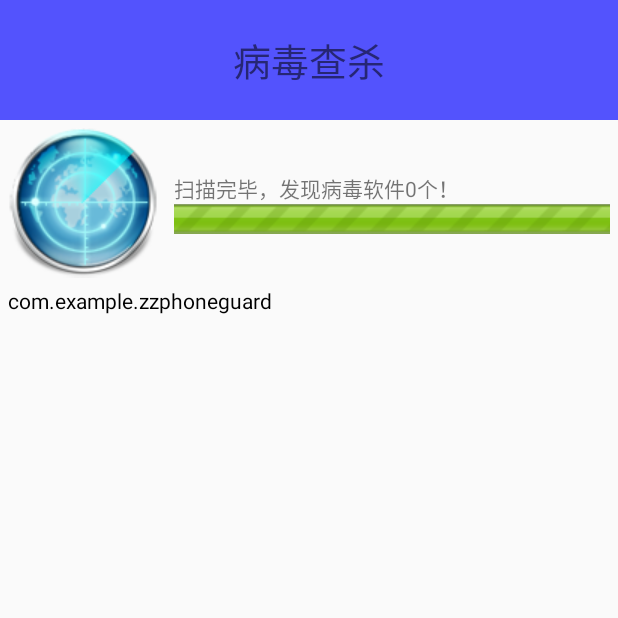
After one commit to KnifeOfLife/ZzPhoneGuard, an Android app: the AntivirusActivity screen opened directly, with no data from a screen before it, on a phone screen of 412 x 824 dp, the top half of it. The commit adds this screen. Run offline under Robolectric (Android 15) with nearby library versions, the phone set to English and light mode, and no system bars.

Commit message:
添加了病毒查杀模块的功能

```diff
--- a/app/build.gradle
+++ b/app/build.gradle
@@ -25,4 +25,5 @@ dependencies {
     compile 'com.android.support:appcompat-v7:23.1.1'
     compile files('libs/support-v4-23.1.1-sources.jar')
     compile files('libs/RootTools.jar')
+    compile files('libs/xUtils-3.3.22.jar')
 }
--- /dev/null
+++ b/app/src/main/java/com/example/zzphoneguard/MyApplication.java
@@ -0,0 +1,18 @@
+package com.example.zzphoneguard;
+
+import android.app.Application;
+
+import org.xutils.x;
+
+/**
+ * Created by 狗蛋儿 on 2016/10/17.
+ */
+public class MyApplication extends Application{
+
+    @Override
+    public void onCreate() {
+        super.onCreate();
+        x.Ext.init(this);
+        x.Ext.setDebug(BuildConfig.DEBUG);
+    }
+}
--- /dev/null
+++ b/app/src/main/java/com/example/zzphoneguard/activity/AntivirusActivity.java
@@ -0,0 +1,276 @@
+package com.example.zzphoneguard.activity;
+
+import android.app.Activity;
+import android.app.AlertDialog;
+import android.app.AlertDialog.Builder;
+import android.content.DialogInterface;
+import android.content.DialogInterface.OnClickListener;
+import android.graphics.Color;
+import android.os.Bundle;
+import android.os.Handler;
+import android.os.Message;
+import android.view.animation.Animation;
+import android.view.animation.Interpolator;
+import android.view.animation.RotateAnimation;
+import android.widget.ImageView;
+import android.widget.LinearLayout;
+import android.widget.ProgressBar;
+import android.widget.TextView;
+import android.widget.Toast;
+
+import com.example.zzphoneguard.R;
+import com.example.zzphoneguard.db.AntivirusDao;
+import com.example.zzphoneguard.engine.AppManagerEngine;
+import com.example.zzphoneguard.mode.AppBean;
+import com.example.zzphoneguard.utils.Md5Utils;
+
+import org.json.JSONException;
+import org.json.JSONObject;
+import org.xutils.common.Callback.CommonCallback;
+import org.xutils.http.RequestParams;
+import org.xutils.x;
+
+import java.util.ArrayList;
+import java.util.List;
+
+/**
+ * Created by 狗蛋儿 on 2016/10/16.
+ * 扫描病毒界面
+ */
+public class AntivirusActivity extends Activity {
+
+    private static final int SCANNING = 0;
+    private static final int FINISH = 1;
+    private static final int MESSAGE = 2;
+    private ImageView iv_scan;
+    private TextView tv_scanAppName;
+    private ProgressBar pb_scan;
+    private LinearLayout ll_results;
+    private RotateAnimation ra;
+    private AntivirusDao dao;
+    private List<AppBean> allApks = new ArrayList<>();
+    private int progress = 0;
+    private boolean isRun = false;
+    private int antivirusNum;
+
+    @Override
+    protected void onCreate(Bundle savedInstanceState) {
+        super.onCreate(savedInstanceState);
+        initView();
+        initAnimation();
+        //startScan();
+        checkAntivirus();//联网检查病毒库最新版本
+    }
+
+    @Override
+    protected void onDestroy() {
+        super.onDestroy();
+        isRun = false;//退出关闭线程
+
+    }
+
+    /**
+     * 联网检查病毒库最新版本
+     */
+    private void checkAntivirus() {
+
+        AlertDialog.Builder ab = new Builder(this);
+        final AlertDialog alertDialog = ab.setTitle("注意")
+                .setMessage("正在云查杀")
+                .create();
+        alertDialog.show();
+        RequestParams params = new RequestParams("http://192.168.1.107:8080/VirusServer/servlet/getversion");
+        params.setConnectTimeout(5000);
+        x.http().get(params, new CommonCallback<String>() {
+            @Override
+            public void onSuccess(String s) {
+                alertDialog.dismiss();
+                int newVersion = Integer.parseInt(s);
+                if (dao.isNewVurus(newVersion)){
+                    //是最新病毒库
+                    alertDialog.dismiss();
+                    startScan();
+                }else {
+                    //不是最新病毒库
+                    updateAntivirus();
+                }
+
+            }
+
+            @Override
+            public void onError(Throwable throwable, boolean b) {
+                alertDialog.dismiss();
+                Toast.makeText(AntivirusActivity.this, "云查杀失败，请检查网络", Toast.LENGTH_SHORT).show();
+                startScan();
+            }
+
+            @Override
+            public void onCancelled(CancelledException e) {
+
+            }
+
+            @Override
+            public void onFinished() {
+
+            }
+        });
+    }
+
+    /**
+     * 更新病毒库
+     */
+    private void updateAntivirus() {
+        AlertDialog.Builder ab = new Builder(this);
+        ab.setMessage("注意")
+                .setMessage("检查到最新病毒库，是否更新？")
+                .setPositiveButton("确定", new OnClickListener() {
+                    @Override
+                    public void onClick(DialogInterface dialog, int which) {
+                        RequestParams params = new RequestParams("http://192.168.1.107:8080/VirusServer/servlet/getviruses");
+                        params.setConnectTimeout(5000);
+                        x.http().get(params, new CommonCallback<String>() {
+                            @Override
+                            public void onSuccess(String s) {
+                                try {
+                                    JSONObject jsonObject = new JSONObject(s);
+                                    String md5 = jsonObject.getString("md5");
+                                    String desc = jsonObject.getString("desc");
+                                    dao.addVirus(md5,desc);
+                                    Toast.makeText(AntivirusActivity.this, "更新病毒库成功", Toast.LENGTH_SHORT).show();
+                                    startScan();
+                                } catch (JSONException e) {
+                                    e.printStackTrace();
+                                }
+                            }
+
+                            @Override
+                            public void onError(Throwable throwable, boolean b) {
+                                Toast.makeText(AntivirusActivity.this, "获取最新病毒库失败", Toast.LENGTH_SHORT).show();
+                                startScan();
+                            }
+
+                            @Override
+                            public void onCancelled(CancelledException e) {
+
+                            }
+
+                            @Override
+                            public void onFinished() {
+
+                            }
+                        });
+                    }
+                })
+                .setNegativeButton("取消", new OnClickListener() {
+                    @Override
+                    public void onClick(DialogInterface dialog, int which) {
+                        startScan();
+                    }
+                })
+                .show();
+    }
+
+    private Handler handler = new Handler() {
+        @Override
+        public void handleMessage(Message msg) {
+            switch (msg.what) {
+                case SCANNING://正在扫描时
+                    iv_scan.startAnimation(ra);
+                    break;
+                case MESSAGE:
+                    pb_scan.setMax(allApks.size());
+                    pb_scan.setProgress(progress);
+                    AntivirusBean bean = (AntivirusBean) msg.obj;
+                    TextView tv = new TextView(AntivirusActivity.this);
+                    if (bean.isVirus) {
+                        tv.setTextColor(Color.RED);
+                    } else {
+                        tv.setTextColor(Color.BLACK);
+                    }
+                    tv.setText(bean.packName);
+                    tv_scanAppName.setText("正在扫描："+bean.packName);
+
+                    //加载到线性布局中
+                    ll_results.addView(tv, 0);//每次加到最前面
+                    break;
+                case FINISH:
+                    iv_scan.clearAnimation();
+                    tv_scanAppName.setText("扫描完毕，发现病毒软件"+antivirusNum+"个！");
+                    break;
+                default:
+                    break;
+            }
+        }
+    };
+
+    private class AntivirusBean {
+        String packName;
+        boolean isVirus;
+    }
+
+    /**
+     * 开始扫描病毒
+     */
+    private void startScan() {
+        new Thread() {
+            @Override
+            public void run() {
+                handler.obtainMessage(SCANNING).sendToTarget();
+
+                isRun = true;
+
+                //病毒个数
+                antivirusNum = 0;
+                allApks = AppManagerEngine.getAllApks(getApplicationContext());
+                AntivirusBean bean = new AntivirusBean();//存放每个app扫描的结果信息
+                for (AppBean appBean : allApks) {
+
+                    if (!isRun){
+                        //停止线程运行
+                        return;
+                    }
+
+                    bean.packName = appBean.getPackName();
+                    if (dao.isVirus(Md5Utils.getFileMD5(appBean.getAppPath()))) {
+                        bean.isVirus = true;
+                        antivirusNum++;
+                    } else {
+                        bean.isVirus = false;
+                    }
+                    progress++;
+                    Message msg = handler.obtainMessage(MESSAGE);
+                    msg.obj = bean;
+                    handler.sendMessage(msg);
+                }
+                handler.obtainMessage(FINISH).sendToTarget();
+            }
+        }.start();
+    }
+
+    /**
+     * 初始化动画
+     */
+    private void initAnimation() {
+        ra = new RotateAnimation(0, 360,
+                Animation.RELATIVE_TO_SELF, 0.5f,
+                Animation.RELATIVE_TO_SELF, 0.5f);
+        ra.setDuration(600);
+        ra.setRepeatCount(Animation.INFINITE);//无限次数
+        //修改动画旋转插入器，数学函数
+        ra.setInterpolator(new Interpolator() {
+            @Override
+            public float getInterpolation(float input) {
+                return input;
+            }
+        });
+    }
+
+    private void initView() {
+        setContentView(R.layout.activity_antivirus);
+        iv_scan = (ImageView) findViewById(R.id.iv_antivirus_scan);
+        tv_scanAppName = (TextView) findViewById(R.id.tv_antivirus_title);
+        pb_scan = (ProgressBar) findViewById(R.id.pb_antivirus_scanprogress);
+        ll_results = (LinearLayout) findViewById(R.id.ll_antivirus_results);
+        dao = new AntivirusDao();
+    }
+}
--- a/app/src/main/java/com/example/zzphoneguard/activity/AppManagerActivity.java
+++ b/app/src/main/java/com/example/zzphoneguard/activity/AppManagerActivity.java
@@ -294,8 +294,13 @@ public class AppManagerActivity extends Activity {
 
     private void startApp() {
         String packName = clickBean.getPackName();
+        pm.getLaunchIntentForPackage(packName);
         //通过包名获取意图
         Intent launchIntentForPackage = pm.getLaunchIntentForPackage(packName);
+        if (launchIntentForPackage == null){
+            Toast.makeText(AppManagerActivity.this, "该app没有启动界面", Toast.LENGTH_SHORT).show();
+            return;
+        }
         startActivity(launchIntentForPackage);
 
     }
--- a/app/src/main/java/com/example/zzphoneguard/activity/HomeActivity.java
+++ b/app/src/main/java/com/example/zzphoneguard/activity/HomeActivity.java
@@ -82,12 +82,18 @@ public class HomeActivity extends Activity {
                         break;
                     }
 
+                    case 5: {//病毒查杀
+                        Intent intent = new Intent(HomeActivity.this, AntivirusActivity.class);
+                        startActivity(intent);
+                        break;
+                    }
 
                     case 7: {//高级工具
                         Intent intent = new Intent(HomeActivity.this, AToolActivity.class);
                         startActivity(intent);
                         break;
                     }
+
                     case 8:{//设置中心
                         Intent intent = new Intent(HomeActivity.this, SettingCenterActivity.class);
                         startActivity(intent);
--- a/app/src/main/java/com/example/zzphoneguard/activity/SplashActivity.java
+++ b/app/src/main/java/com/example/zzphoneguard/activity/SplashActivity.java
@@ -118,8 +118,11 @@ public class SplashActivity extends Activity {
             //如果设置中心设置了自动更新
             checkVersion();//联网检查版本信息
         }
-        //拷贝数据库
+        //拷贝手机归属地数据库
         copyDB("address.db");
+        //拷贝病毒数据库
+        copyDB("antivirus.db");
+
     }
 
     /**
--- /dev/null
+++ b/app/src/main/java/com/example/zzphoneguard/db/AntivirusDao.java
@@ -0,0 +1,70 @@
+package com.example.zzphoneguard.db;
+
+import android.content.ContentValues;
+import android.database.Cursor;
+import android.database.sqlite.SQLiteDatabase;
+
+/**
+ * Created by 狗蛋儿 on 2016/10/16.
+ * 病毒的业务类
+ */
+public class AntivirusDao {
+    /**
+     *
+     * @param version
+     *        传递的服务器的病毒版本
+     * @return      病毒库的版本是否一致
+     */
+    public static boolean isNewVurus(int version){
+        boolean res = false;
+        SQLiteDatabase database = SQLiteDatabase.openDatabase("/data/data/com.example.zzphoneguard/files/antivirus.db",
+                null, SQLiteDatabase.OPEN_READONLY);
+        Cursor cursor = database.rawQuery("select 1 from version where subcnt =?",
+                new String[]{version+""});
+        if (cursor.moveToNext()){
+            res = true;
+        }
+        cursor.close();
+        database.close();
+        return res;
+    }
+    /**
+     * 添加一个新的病毒软件
+     *
+     * @param md5 病毒文件的md5值
+     * @param desc 病毒的描述信息
+     */
+    public static void addVirus(String md5, String desc) {
+        SQLiteDatabase database = SQLiteDatabase.openDatabase("/data/data/com.example.zzphoneguard/files/antivirus.db",
+                null, SQLiteDatabase.OPEN_READONLY);
+        ContentValues values = new ContentValues();
+        values.put("md5", md5);
+        values.put("type", 6);
+        values.put("name", "com.exanple.zzPhoneGuard");
+        values.put("desc", desc);
+        database.insert("datable", null, values);
+        database.close();
+    }
+
+    /**
+     *
+     * @param md5
+     *          文件的md5值
+     * @return
+     *          是否是病毒文件
+     */
+    public static boolean isVirus(String md5){
+        boolean res = false;
+        SQLiteDatabase database = SQLiteDatabase.openDatabase("/data/data/com.example.zzphoneguard/files/antivirus.db",
+                null, SQLiteDatabase.OPEN_READONLY);
+        Cursor cursor = database.rawQuery("select 1 from datable where md5 =?",
+                new String[]{md5});
+        if (cursor.moveToNext()){
+            res = true;
+        }
+
+        cursor.close();
+        database.close();
+        return res;
+    }
+}
--- a/app/src/main/java/com/example/zzphoneguard/utils/Md5Utils.java
+++ b/app/src/main/java/com/example/zzphoneguard/utils/Md5Utils.java
@@ -1,5 +1,7 @@
 package com.example.zzphoneguard.utils;
 
+import java.io.File;
+import java.io.FileInputStream;
 import java.security.MessageDigest;
 import java.security.NoSuchAlgorithmException;
 
@@ -7,6 +9,46 @@ import java.security.NoSuchAlgorithmException;
  * md5加密类
  */
 public class Md5Utils {
+    /**
+     *
+     * @param path  文件的路径
+     * @return  返回文件的MD5值
+     */
+    public static String getFileMD5(String path){
+        StringBuilder builder=new StringBuilder();
+        try {
+            FileInputStream fis = new FileInputStream(new File(path));
+            //获取MD5加密器
+            MessageDigest digest=MessageDigest.getInstance("MD5");
+            byte[] buffer = new byte[10240];
+            int len = fis.read(buffer);
+            while (len!=-1){
+                digest.update(buffer,0,len);
+                len = fis.read(buffer);
+            }
+            byte[] dg = digest.digest();
+            for (Byte b:dg) {
+
+                int  d=b&0xff;//去掉前三位 的6个0
+                String s = Integer.toHexString(d);//把整数转化成16进制字符串
+                if (s.length()==1){
+                    s="0"+s;
+                }
+                s = s.toUpperCase();
+                builder.append(s);
+            }
+
+        } catch (Exception e) {
+            e.printStackTrace();
+        }
+        return builder+"";
+    }
+
+    /**
+     *
+     * @param str 传入需要加密的数
+     * @return  返回加密后的数值
+     */
     public static String md5(String str){
         StringBuilder builder=new StringBuilder();
         try {
--- /dev/null
+++ b/app/src/main/res/drawable/progress_horizontal.xml
@@ -0,0 +1,24 @@
+<?xml version="1.0" encoding="utf-8"?>
+
+
+<layer-list xmlns:android="http://schemas.android.com/apk/res/android">
+
+    <item
+        android:id="@android:id/background"
+        android:drawable="@drawable/security_progress_bg">
+
+    </item>
+
+    <item
+        android:id="@android:id/secondaryProgress"
+        android:drawable="@drawable/security_progress">
+
+    </item>
+
+    <item
+        android:id="@android:id/progress"
+        android:drawable="@drawable/security_progress">
+
+    </item>
+
+</layer-list>
--- /dev/null
+++ b/app/src/main/res/layout/activity_antivirus.xml
@@ -0,0 +1,78 @@
+<?xml version="1.0" encoding="utf-8"?>
+<LinearLayout xmlns:android="http://schemas.android.com/apk/res/android"
+              android:layout_width="match_parent"
+              android:layout_height="match_parent"
+              android:orientation="vertical">
+
+    <TextView
+        android:layout_width="match_parent"
+        android:layout_height="80dp"
+        android:background="#aa0000ff"
+        android:gravity="center"
+        android:text="病毒查杀"
+        android:textSize="25sp"/>
+
+    <RelativeLayout
+        android:layout_width="match_parent"
+        android:layout_height="wrap_content">
+
+        <FrameLayout
+            android:id="@+id/frameLayout"
+            android:layout_width="wrap_content"
+            android:layout_height="wrap_content"
+            android:layout_margin="5dp">
+
+            <ImageView
+                android:layout_width="wrap_content"
+                android:layout_height="wrap_content"
+                android:background="@drawable/ic_scanner_malware"/>
+
+            <ImageView
+                android:id="@+id/iv_antivirus_scan"
+                android:layout_width="wrap_content"
+                android:layout_height="wrap_content"
+                android:background="@drawable/act_scanning_03"/>
+        </FrameLayout>
+
+        <LinearLayout
+            android:id="@+id/linearLayout"
+            android:layout_width="match_parent"
+            android:layout_height="wrap_content"
+            android:layout_centerVertical="true"
+            android:layout_marginLeft="5dp"
+            android:layout_marginRight="5dp"
+            android:layout_toRightOf="@id/frameLayout"
+            android:orientation="vertical">
+
+            <TextView
+                android:id="@+id/tv_antivirus_title"
+                android:layout_width="wrap_content"
+                android:layout_height="wrap_content"
+                android:text="准备扫描中"
+                android:singleLine="true"/>
+
+            <ProgressBar
+                android:id="@+id/pb_antivirus_scanprogress"
+                style="@style/ProgressBarHorizontal"
+                android:layout_width="match_parent"
+                android:layout_height="wrap_content"/>
+        </LinearLayout>
+
+
+    </RelativeLayout>
+
+    <ScrollView
+        android:layout_width="match_parent"
+        android:layout_height="match_parent">
+
+        <LinearLayout
+            android:layout_marginLeft="5dp"
+            android:id="@+id/ll_antivirus_results"
+            android:layout_width="match_parent"
+            android:layout_height="match_parent"
+            android:orientation="vertical">`
+
+        </LinearLayout>
+    </ScrollView>
+
+</LinearLayout>
--- a/app/src/main/res/values/styles.xml
+++ b/app/src/main/res/values/styles.xml
@@ -9,7 +9,18 @@
     <style name="splash" parent="Theme.AppCompat.Light.NoActionBar">
         <item name="android:windowFullscreen">true</item>
     </style>
+
     <style name="ContactsTheme" parent="Theme.AppCompat.Light.DarkActionBar">
 
     </style>
+
+    <style name="ProgressBarHorizontal">
+        <item name="android:indeterminateOnly">false</item>
+        <item name="android:progressDrawable">@drawable/progress_horizontal</item>
+        <item name="android:indeterminateDrawable">
+            @android:drawable/progress_indeterminate_horizontal
+        </item>
+        <item name="android:minHeight">20dip</item>
+        <item name="android:maxHeight">20dip</item>
+    </style>
 </resources>
```
Also changed, not shown: app/src/main/AndroidManifest.xml (+5 -2 lines), app/libs/xUtils-3.3.22.jar (added), app/src/main/assets/antivirus.db (added), app/src/main/res/drawable/act_scanning_03.png (added), app/src/main/res/drawable/ic_scanner_malware.png (added), app/src/main/res/drawable/security_progress.png (added), app/src/main/res/drawable/security_progress_bg.png (added).
